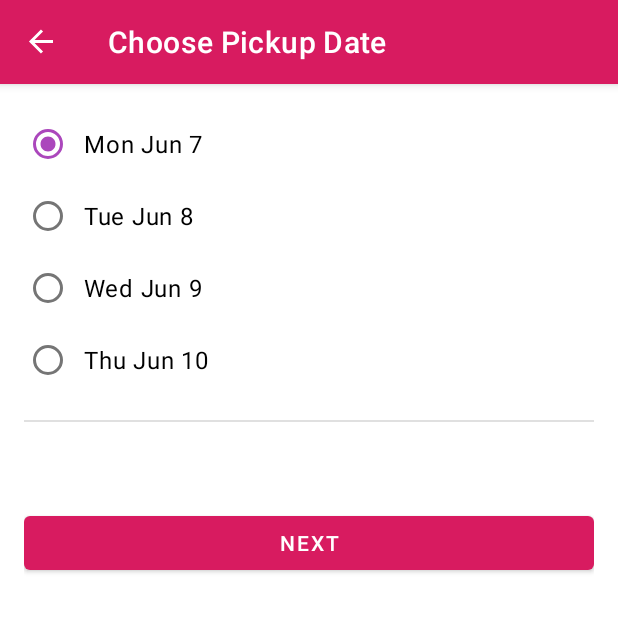
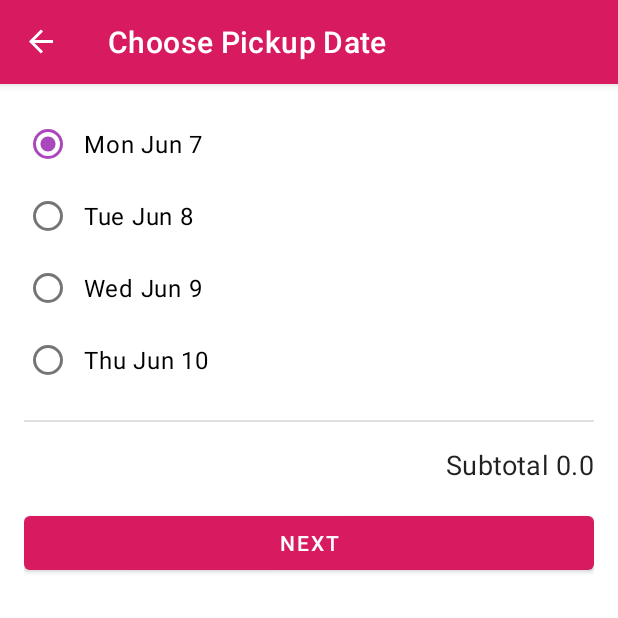
Before and after one commit to na8esin/android-training-cupcake, an Android app: the PickupFragment screen opened through its navigation route, on a phone screen of 412 x 824 dp, the top half of it. Run offline under Robolectric (Android 15) with nearby library versions, the phone set to English and light mode, and no system bars; our stand-ins replace data binding, navigation-ui.

Commit message:
同様に他のスクリーンにも価格が表示されるようにする

```diff
--- a/app/src/main/res/layout/fragment_pickup.xml
+++ b/app/src/main/res/layout/fragment_pickup.xml
@@ -93,6 +93,7 @@
 
             <TextView
                 android:id="@+id/subtotal"
+                android:text="@{@string/subtotal_price(viewModel.price)}"
                 style="@style/Widget.Cupcake.TextView"
                 android:layout_width="wrap_content"
                 android:layout_height="wrap_content"
--- a/app/src/main/res/layout/fragment_summary.xml
+++ b/app/src/main/res/layout/fragment_summary.xml
@@ -119,6 +119,7 @@
 
                 <TextView
                     android:id="@+id/total"
+                    android:text="@{@string/total_price(viewModel.price)}"
                     style="@style/Widget.Cupcake.TextView.FinalPrice"
                     android:layout_width="wrap_content"
                     android:layout_height="wrap_content"
```
